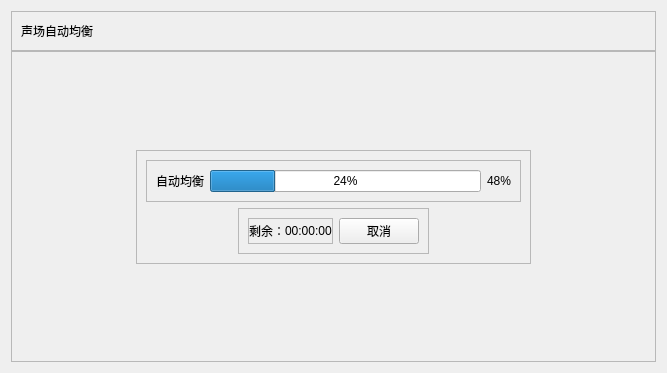
Before: the Qt Designer form widgets/ui/AutomaticSoundFieldEqualization.ui in MarkFcx/3w, drawn with Qt 5.
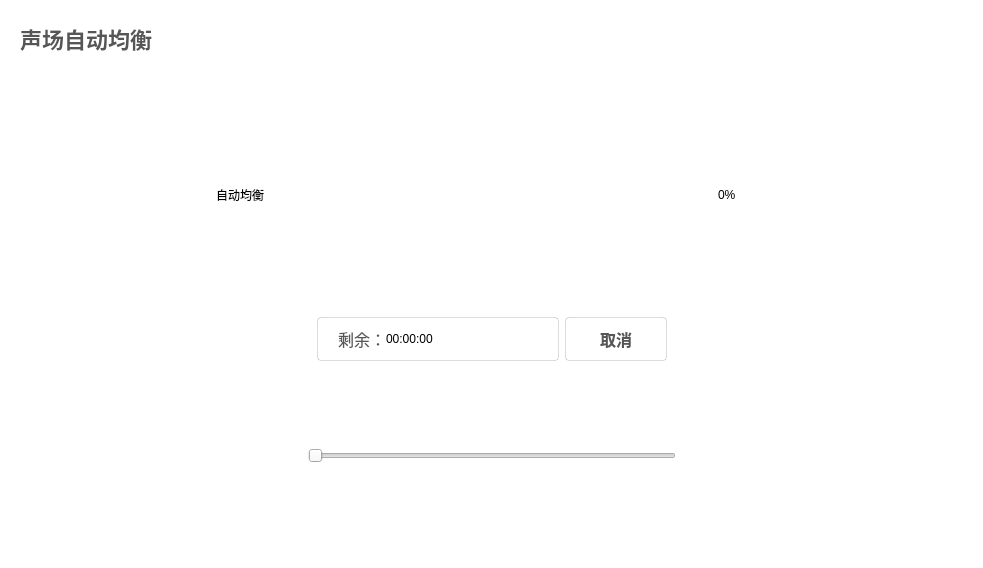
After: the same form once the commit is applied.

```diff
--- a/widgets/ui/AutomaticSoundFieldEqualization.ui
+++ b/widgets/ui/AutomaticSoundFieldEqualization.ui
@@ -6,13 +6,21 @@
    <rect>
     <x>0</x>
     <y>0</y>
-    <width>667</width>
-    <height>373</height>
+    <width>983</width>
+    <height>568</height>
    </rect>
   </property>
   <property name="windowTitle">
    <string>Automatic Sound Field Equalization</string>
   </property>
+  <property name="styleSheet">
+   <string notr="true">QWidget#AutomaticSoundFieldEqualization,
+QFrame#top_frame,
+QFrame#down_frame
+{
+	background: #FFFFFF;
+}</string>
+  </property>
   <layout class="QVBoxLayout" name="verticalLayout" stretch="1,9">
    <property name="spacing">
     <number>0</number>
@@ -20,14 +28,26 @@
    <item>
     <widget class="QFrame" name="frame">
      <property name="frameShape">
-      <enum>QFrame::StyledPanel</enum>
+      <enum>QFrame::NoFrame</enum>
      </property>
      <property name="frameShadow">
-      <enum>QFrame::Raised</enum>
+      <enum>QFrame::Plain</enum>
      </property>
      <layout class="QHBoxLayout" name="horizontalLayout">
       <item>
        <widget class="QLabel" name="label">
+        <property name="styleSheet">
+         <string notr="true">font-family: 'PingFang SC';
+font-style: normal;
+font-weight: 500;
+font-size: 22px;
+line-height: 30px;
+/* identical to box height, or 136% */
+
+
+color: #565656;
+</string>
+        </property>
         <property name="text">
          <string>声场自动均衡</string>
         </property>
@@ -52,10 +72,10 @@
    <item>
     <widget class="QFrame" name="frame_2">
      <property name="frameShape">
-      <enum>QFrame::StyledPanel</enum>
+      <enum>QFrame::NoFrame</enum>
      </property>
      <property name="frameShadow">
-      <enum>QFrame::Raised</enum>
+      <enum>QFrame::Plain</enum>
      </property>
      <layout class="QGridLayout" name="gridLayout">
       <item row="1" column="2">
@@ -74,14 +94,92 @@
       <item row="1" column="1">
        <widget class="QFrame" name="frame_3">
         <property name="frameShape">
-         <enum>QFrame::StyledPanel</enum>
+         <enum>QFrame::NoFrame</enum>
         </property>
         <property name="frameShadow">
-         <enum>QFrame::Raised</enum>
+         <enum>QFrame::Plain</enum>
         </property>
         <layout class="QGridLayout" name="gridLayout_2">
-         <item row="1" column="4">
-          <spacer name="horizontalSpacer_5">
+         <property name="verticalSpacing">
+          <number>78</number>
+         </property>
+         <item row="0" column="0" colspan="5">
+          <widget class="QFrame" name="frame_4">
+           <property name="minimumSize">
+            <size>
+             <width>0</width>
+             <height>70</height>
+            </size>
+           </property>
+           <property name="frameShape">
+            <enum>QFrame::NoFrame</enum>
+           </property>
+           <property name="frameShadow">
+            <enum>QFrame::Plain</enum>
+           </property>
+           <layout class="QHBoxLayout" name="horizontalLayout_2" stretch="1,10,1">
+            <property name="spacing">
+             <number>0</number>
+            </property>
+            <property name="leftMargin">
+             <number>0</number>
+            </property>
+            <property name="topMargin">
+             <number>0</number>
+            </property>
+            <property name="rightMargin">
+             <number>0</number>
+            </property>
+            <property name="bottomMargin">
+             <number>0</number>
+            </property>
+            <item>
+             <widget class="QLabel" name="label_2">
+              <property name="text">
+               <string>自动均衡</string>
+              </property>
+             </widget>
+            </item>
+            <item>
+             <widget class="QWidget" name="progress_widget" native="true"/>
+            </item>
+            <item>
+             <widget class="QLabel" name="percent_label">
+              <property name="minimumSize">
+               <size>
+                <width>50</width>
+                <height>0</height>
+               </size>
+              </property>
+              <property name="maximumSize">
+               <size>
+                <width>50</width>
+                <height>16777215</height>
+               </size>
+              </property>
+              <property name="text">
+               <string>0%</string>
+              </property>
+             </widget>
+            </item>
+           </layout>
+          </widget>
+         </item>
+         <item row="1" column="3">
+          <spacer name="horizontalSpacer_7">
+           <property name="orientation">
+            <enum>Qt::Horizontal</enum>
+           </property>
+           <property name="sizeHint" stdset="0">
+            <size>
+             <width>40</width>
+             <height>20</height>
+            </size>
+           </property>
+          </spacer>
+         </item>
+         <item row="1" column="1">
+          <spacer name="horizontalSpacer_6">
            <property name="orientation">
             <enum>Qt::Horizontal</enum>
            </property>
@@ -96,26 +194,53 @@
          <item row="1" column="2">
           <widget class="QFrame" name="frame_5">
            <property name="frameShape">
-            <enum>QFrame::StyledPanel</enum>
+            <enum>QFrame::NoFrame</enum>
            </property>
            <property name="frameShadow">
-            <enum>QFrame::Raised</enum>
+            <enum>QFrame::Plain</enum>
            </property>
            <layout class="QHBoxLayout" name="horizontalLayout_4">
             <item>
              <widget class="QFrame" name="frame_6">
+              <property name="styleSheet">
+               <string notr="true">QFrame#frame_6
+{
+	min-width: 240px;
+	min-height: 42px;
+
+	background: #FFFFFF;
+	border: 1px solid rgba(86, 86, 86, 0.2);
+	border-radius: 4px;
+}
+
+QLabel#label_4
+{
+	min-width: 48px;
+	max-width: 48px;
+	max-height: 30px;
+	min-height: 30px;
+
+	font-family: 'PingFang SC';
+	font-style: normal;
+	font-weight: 400;
+	font-size: 16px;
+	line-height: 30px;
+
+	color: #565656;
+}</string>
+              </property>
               <property name="frameShape">
-               <enum>QFrame::StyledPanel</enum>
+               <enum>QFrame::NoFrame</enum>
               </property>
               <property name="frameShadow">
-               <enum>QFrame::Raised</enum>
+               <enum>QFrame::Plain</enum>
               </property>
               <layout class="QHBoxLayout" name="horizontalLayout_3">
                <property name="spacing">
                 <number>0</number>
                </property>
                <property name="leftMargin">
-                <number>0</number>
+                <number>20</number>
                </property>
                <property name="topMargin">
                 <number>0</number>
@@ -144,7 +269,25 @@
              </widget>
             </item>
             <item>
-             <widget class="QPushButton" name="pushButton">
+             <widget class="QPushButton" name="cancelButton">
+              <property name="styleSheet">
+               <string notr="true">QPushButton
+{
+	width: 100px;
+	height: 42px;
+
+	background: #FFFFFF;
+	border: 1px solid rgba(86, 86, 86, 0.2);
+	border-radius: 4px;
+
+	font-family: 'PingFang SC';
+	font-style: normal;
+	font-weight: 500;
+	font-size: 16px;
+	line-height: 22px;
+	color: #565656;
+}</string>
+              </property>
               <property name="text">
                <string>取消</string>
               </property>
@@ -153,41 +296,8 @@
            </layout>
           </widget>
          </item>
-         <item row="0" column="0" colspan="5">
-          <widget class="QFrame" name="frame_4">
-           <property name="frameShape">
-            <enum>QFrame::StyledPanel</enum>
-           </property>
-           <property name="frameShadow">
-            <enum>QFrame::Raised</enum>
-           </property>
-           <layout class="QHBoxLayout" name="horizontalLayout_2">
-            <item>
-             <widget class="QLabel" name="label_2">
-              <property name="text">
-               <string>自动均衡</string>
-              </property>
-             </widget>
-            </item>
-            <item>
-             <widget class="QProgressBar" name="progressBar">
-              <property name="value">
-               <number>24</number>
-              </property>
-             </widget>
-            </item>
-            <item>
-             <widget class="QLabel" name="label_3">
-              <property name="text">
-               <string>48%</string>
-              </property>
-             </widget>
-            </item>
-           </layout>
-          </widget>
-         </item>
-         <item row="1" column="1">
-          <spacer name="horizontalSpacer_6">
+         <item row="1" column="4">
+          <spacer name="horizontalSpacer_5">
            <property name="orientation">
             <enum>Qt::Horizontal</enum>
            </property>
@@ -212,18 +322,15 @@
            </property>
           </spacer>
          </item>
-         <item row="1" column="3">
-          <spacer name="horizontalSpacer_7">
+         <item row="2" column="2">
+          <widget class="QSlider" name="test_slider">
+           <property name="maximum">
+            <number>100</number>
+           </property>
            <property name="orientation">
             <enum>Qt::Horizontal</enum>
            </property>
-           <property name="sizeHint" stdset="0">
-            <size>
-             <width>40</width>
-             <height>20</height>
-            </size>
-           </property>
-          </spacer>
+          </widget>
          </item>
         </layout>
        </widget>
```
Left out of the diff: 4 changed lines with no effect on the pictures.
